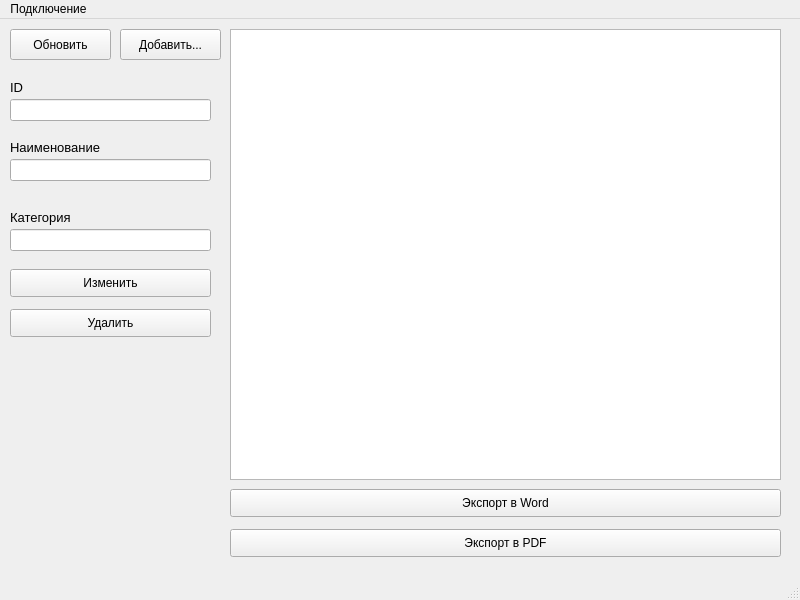
Vatulin/DBMS, file DBMS/mainwindow.ui: the form before one commit.
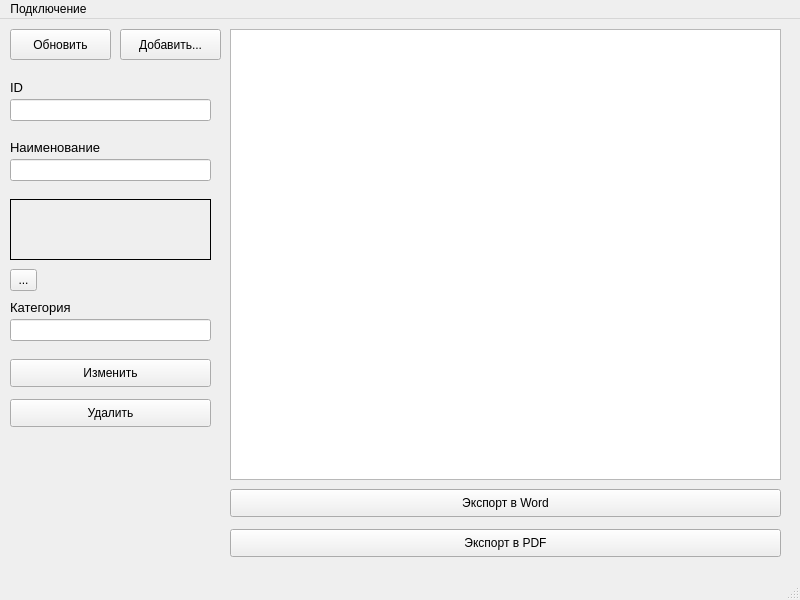
The form after the commit.

What changed in the file:
```diff
--- a/DBMS/mainwindow.ui
+++ b/DBMS/mainwindow.ui
@@ -122,7 +122,7 @@
     <property name="geometry">
      <rect>
       <x>10</x>
-      <y>190</y>
+      <y>280</y>
       <width>201</width>
       <height>16</height>
      </rect>
@@ -140,7 +140,7 @@
     <property name="geometry">
      <rect>
       <x>10</x>
-      <y>210</y>
+      <y>300</y>
       <width>201</width>
       <height>22</height>
      </rect>
@@ -150,7 +150,7 @@
     <property name="geometry">
      <rect>
       <x>10</x>
-      <y>250</y>
+      <y>340</y>
       <width>201</width>
       <height>28</height>
      </rect>
@@ -163,7 +163,7 @@
     <property name="geometry">
      <rect>
       <x>10</x>
-      <y>290</y>
+      <y>380</y>
       <width>201</width>
       <height>28</height>
      </rect>
@@ -198,6 +198,38 @@
      <string>Экспорт в PDF</string>
     </property>
    </widget>
+   <widget class="QLabel" name="label_4">
+    <property name="geometry">
+     <rect>
+      <x>10</x>
+      <y>180</y>
+      <width>201</width>
+      <height>61</height>
+     </rect>
+    </property>
+    <property name="frameShape">
+     <enum>QFrame::Box</enum>
+    </property>
+    <property name="frameShadow">
+     <enum>QFrame::Plain</enum>
+    </property>
+    <property name="text">
+     <string/>
+    </property>
+   </widget>
+   <widget class="QToolButton" name="toolButton">
+    <property name="geometry">
+     <rect>
+      <x>10</x>
+      <y>250</y>
+      <width>27</width>
+      <height>22</height>
+     </rect>
+    </property>
+    <property name="text">
+     <string>...</string>
+    </property>
+   </widget>
   </widget>
   <widget class="QMenuBar" name="menubar">
    <property name="geometry">
```
